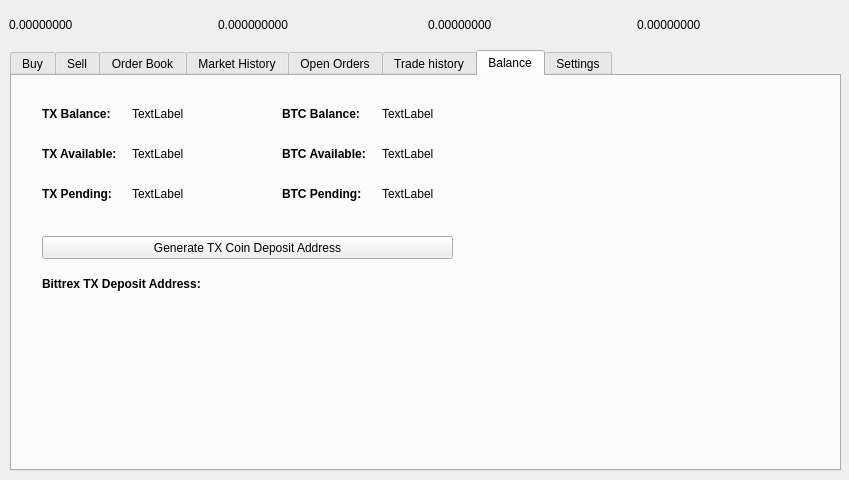
Old version of the form src/qt/forms/tradingdialog.ui in the repository midnight-miner/AmsterdamCoin.
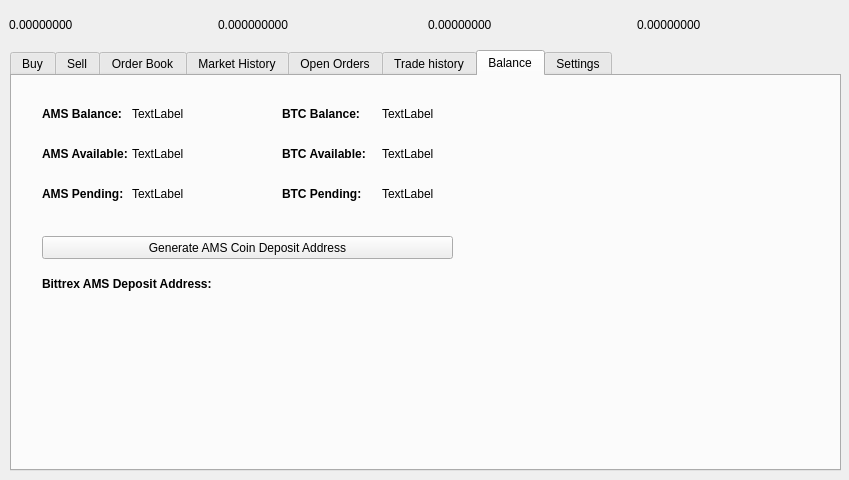
New version of the form.

What changed in the file:
```diff
--- a/src/qt/forms/tradingdialog.ui
+++ b/src/qt/forms/tradingdialog.ui
@@ -2540,7 +2540,7 @@
       </font>
      </property>
      <property name="text">
-      <string>TX Balance:</string>
+      <string>AMS Balance:</string>
      </property>
     </widget>
     <widget class="QLabel" name="label_12">
@@ -2594,7 +2594,7 @@
       </font>
      </property>
      <property name="text">
-      <string>TX Available:</string>
+      <string>AMS Available:</string>
      </property>
     </widget>
     <widget class="QLabel" name="label_14">
@@ -2613,7 +2613,7 @@
       </font>
      </property>
      <property name="text">
-      <string>TX Pending:</string>
+      <string>AMS Pending:</string>
      </property>
     </widget>
     <widget class="QLabel" name="TXPendingLabel">
@@ -2718,7 +2718,7 @@
       </font>
      </property>
      <property name="text">
-      <string>Bittrex TX Deposit Address:</string>
+      <string>Bittrex AMS Deposit Address:</string>
      </property>
     </widget>
     <widget class="QPushButton" name="GenDepositBTN">
@@ -2731,7 +2731,7 @@
       </rect>
      </property>
      <property name="text">
-      <string>Generate TX Coin Deposit Address</string>
+      <string>Generate AMS Coin Deposit Address</string>
      </property>
     </widget>
     <widget class="QLabel" name="DepositAddressLabel">
```
Left out of the diff: 38 changed lines with no effect on the pictures.
